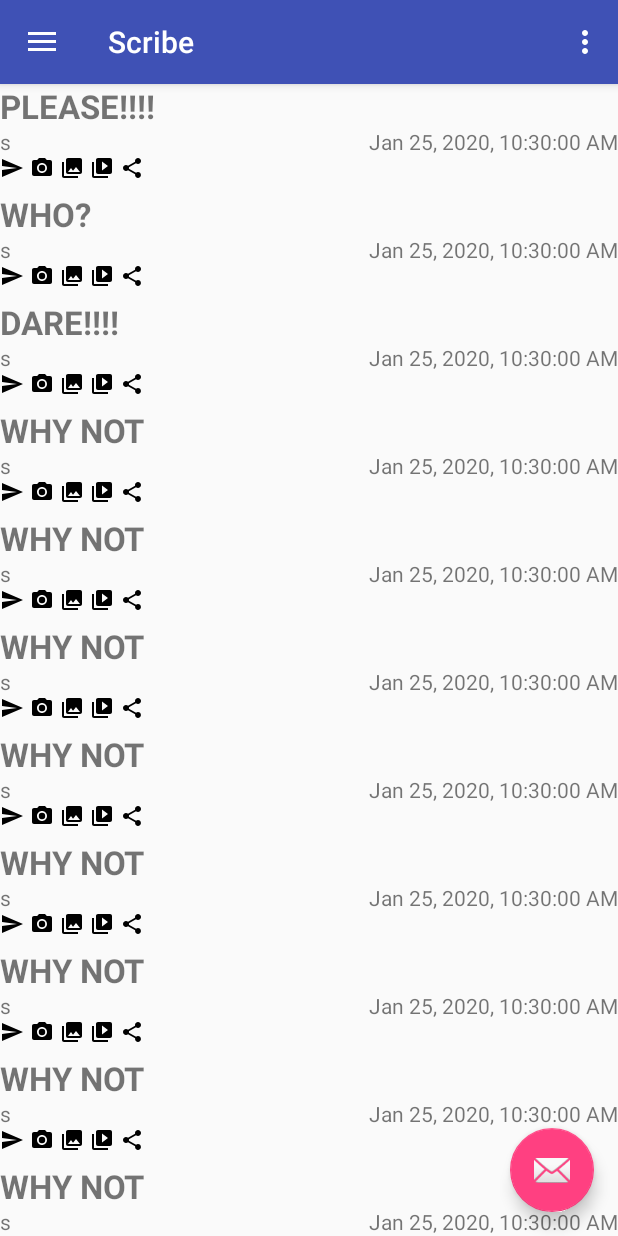
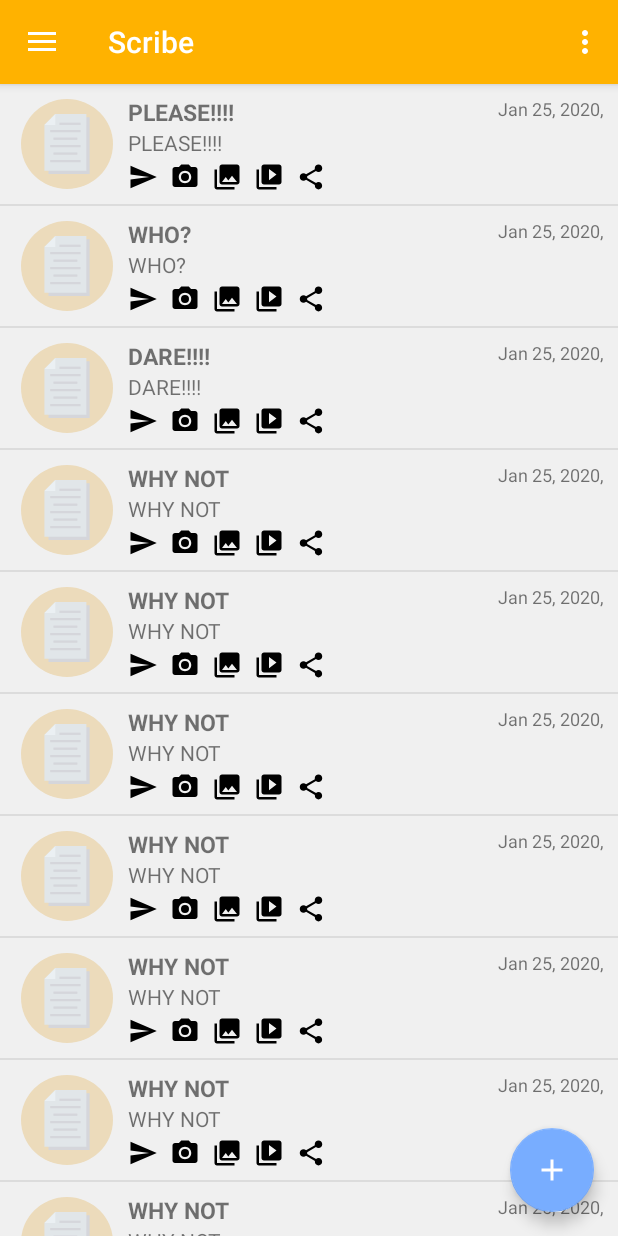
Before and after one commit to gkysrt/Scribe-Note-App, an Android app: the screen it shows after launch (MainActivity), on a phone screen of 412 x 824 dp. Run offline under Robolectric (Android 15) with nearby library versions, the phone set to English and light mode, and no system bars.

Commit message:
customized appearence of recyclerview items

```diff
--- a/app/src/main/AndroidManifest.xml
+++ b/app/src/main/AndroidManifest.xml
@@ -22,7 +22,7 @@
         <activity
             android:name=".activity.EditActivity"
             android:label="@string/title_activity_edit"
-            android:theme="@style/AppTheme.NoActionBar"></activity>
+            android:theme="@style/AppTheme.NoActionBar"/>
     </application>
 
 </manifest>
--- a/app/src/main/java/com/scribenoteapp/scribe/activity/MainActivity.java
+++ b/app/src/main/java/com/scribenoteapp/scribe/activity/MainActivity.java
@@ -3,6 +3,7 @@ package com.scribenoteapp.scribe.activity;
 import android.os.Bundle;
 import android.support.design.widget.FloatingActionButton;
 import android.support.design.widget.Snackbar;
+import android.support.v7.widget.DividerItemDecoration;
 import android.support.v7.widget.LinearLayoutManager;
 import android.support.v7.widget.RecyclerView;
 import android.util.Log;
@@ -56,6 +57,7 @@ public class MainActivity extends AppCompatActivity
 
         layoutManager = new LinearLayoutManager(this);
         recyclerView = findViewById(R.id.recycler_view);
+        recyclerView.addItemDecoration(new DividerItemDecoration(recyclerView.getContext(), DividerItemDecoration.VERTICAL));
         recyclerView.setLayoutManager(layoutManager);
         model = new NoteModel();
 
--- a/app/src/main/java/com/scribenoteapp/scribe/adapter/NoteAdapter.java
+++ b/app/src/main/java/com/scribenoteapp/scribe/adapter/NoteAdapter.java
@@ -1,12 +1,14 @@
 package com.scribenoteapp.scribe.adapter;
 
 import android.content.Context;
+import android.media.Image;
 import android.support.annotation.NonNull;
 import android.support.v7.widget.RecyclerView;
 import android.util.Log;
 import android.view.LayoutInflater;
 import android.view.View;
 import android.view.ViewGroup;
+import android.widget.ImageView;
 import android.widget.TextView;
 
 import com.scribenoteapp.scribe.R;
@@ -68,6 +70,7 @@ public class NoteAdapter extends RecyclerView.Adapter<NoteAdapter.NoteViewHolder
         private TextView noteTitle;
         private TextView noteBody;
         private TextView noteDate;
+        private ImageView noteIcon;
 
         public NoteViewHolder(View noteView)
         {
@@ -75,6 +78,7 @@ public class NoteAdapter extends RecyclerView.Adapter<NoteAdapter.NoteViewHolder
             this.noteTitle = noteView.findViewById(R.id.note_title_hint);
             this.noteBody = noteView.findViewById(R.id.note_body_hint);
             this.noteDate = noteView.findViewById(R.id.note_date);
+            this.noteIcon = noteView.findViewById(R.id.note_icon);
             noteView.setOnClickListener(this);
         }
 
@@ -84,8 +88,16 @@ public class NoteAdapter extends RecyclerView.Adapter<NoteAdapter.NoteViewHolder
             this.noteTitle.setText(note.getTitle());
             this.noteDate.setText(note.getCreationDate());
 
-            if (note instanceof NoteFolder) this.noteBody.setText(null);
-            else if (note instanceof Note) this.noteBody.setText("s");
+            if (note instanceof NoteFolder)
+            {
+                this.noteBody.setText(null);
+                this.noteIcon.setImageResource(R.drawable.ic_folder_icon);
+            }
+            else if (note instanceof Note)
+            {
+                this.noteBody.setText(index.data());
+                this.noteIcon.setImageResource(R.drawable.ic_note_icon);
+            }
         }
 
         @Override
--- a/app/src/main/java/com/scribenoteapp/scribe/framework/AbstractModel.java
+++ b/app/src/main/java/com/scribenoteapp/scribe/framework/AbstractModel.java
@@ -6,7 +6,7 @@ import com.scribenoteapp.scribe.framework.namespace.ItemDataModel;
 import com.scribenoteapp.scribe.framework.namespace.ItemFlag;
 
 /**
- * Created by ALLDe on 16/01/2020.
+ * Created by Gokay on 16/01/2020.
  */
 
 public abstract class AbstractModel {
@@ -21,7 +21,7 @@ public abstract class AbstractModel {
 
     public abstract Object data(ModelIndex index, int role);
 
-    public abstract Object data(ModelIndex index);
+    public abstract String data(ModelIndex index);
 
     public abstract int rowCount(ModelIndex parent);
 
--- a/app/src/main/java/com/scribenoteapp/scribe/framework/ModelIndex.java
+++ b/app/src/main/java/com/scribenoteapp/scribe/framework/ModelIndex.java
@@ -40,9 +40,9 @@ public class ModelIndex {
         return this.isValid() ? this.model().data(this, role) : null;
     }
 
-    public Object data()
+    public String data()
     {
-        return (this.isValid()) ? this.model().data(this, ItemDataModel.DISPLAY_ROLE) : null;
+        return this.isValid() ? this.model().data(this) : null;
     }
 
     public boolean isValid()
--- a/app/src/main/java/com/scribenoteapp/scribe/model/NoteModel.java
+++ b/app/src/main/java/com/scribenoteapp/scribe/model/NoteModel.java
@@ -79,7 +79,7 @@ public class NoteModel extends AbstractModel{
         BaseNote item = (BaseNote) index.internalPointer();
 
         if (role == ItemDataModel.DISPLAY_ROLE)
-            return item.filename();
+            return this.data(index);
 
         else if (role == ItemDataModel.USER_ROLE)
         {
@@ -90,9 +90,12 @@ public class NoteModel extends AbstractModel{
     }
 
     @Override
-    public Object data(ModelIndex index) {
+    public String data(ModelIndex index) {
         BaseNote item = (BaseNote) index.internalPointer();
-        return item.filename();
+        String body = item instanceof Note ? ((Note) item).getBody() : null;
+        String[] data = {item.filename(), body, item.getUpdateDate()};
+
+        return data[index.column()];
     }
 
     @Override
@@ -109,21 +112,23 @@ public class NoteModel extends AbstractModel{
 
     @Override
     public int columnCount(ModelIndex parent) {
-        return 0;
+        return 3;
     }
 
     @Override
     public int columnCount() {
-        return 0;
+        return 3;
     }
 
     @Override
     public ModelIndex parent(ModelIndex index) {
-        if (!index.isValid())
-            return new ModelIndex();
+//        if (!index.isValid())
+//            return new ModelIndex();
+//
+//        BaseNote note = (BaseNote) index.data(ItemDataModel.USER_ROLE);
+//        return createIndex(note.getParent().getPosition(), 0, note.getParent());
 
-        BaseNote note = (BaseNote) index.data(ItemDataModel.USER_ROLE);
-        return createIndex(note.getParent().getPosition(), 0, note.getParent());
+        return new ModelIndex();
     }
 
     public BaseNote getItem(ModelIndex index)
--- /dev/null
+++ b/app/src/main/res/drawable/circle_background.xml
@@ -0,0 +1,7 @@
+<?xml version="1.0" encoding="utf-8"?>
+<shape
+    xmlns:android="http://schemas.android.com/apk/res/android"
+    android:shape="oval">
+    <solid
+        android:color="@color/colorPrimaryLight"/>
+</shape>
--- /dev/null
+++ b/app/src/main/res/drawable/ic_add_black_24dp.xml
@@ -0,0 +1,9 @@
+<vector xmlns:android="http://schemas.android.com/apk/res/android"
+        android:width="24dp"
+        android:height="24dp"
+        android:viewportWidth="24.0"
+        android:viewportHeight="24.0">
+    <path
+        android:fillColor="#fff"
+        android:pathData="M19,13h-6v6h-2v-6H5v-2h6V5h2v6h6v2z"/>
+</vector>
--- /dev/null
+++ b/app/src/main/res/drawable/ic_folder_icon.xml
@@ -0,0 +1,6 @@
+<vector android:height="24dp" android:viewportHeight="468.293"
+    android:viewportWidth="468.293" android:width="24dp" xmlns:android="http://schemas.android.com/apk/res/android">
+    <path android:fillColor="#F6C358" android:pathData="M29.5,50.4h112c7.3,0 14.1,3.9 17.8,10.3l18.4,25.2c3.7,6.4 10.4,10.3 17.8,10.3h272.8v287.5c0,15.1 -12.2,27.3 -27.3,27.3H27.3C12.2,411 0,398.8 0,383.7V128.1c0,-21.1 3.3,-42.1 9.7,-62.3l0,0C12,56.8 20.2,50.4 29.5,50.4z"/>
+    <path android:fillColor="#EBF0F3" android:pathData="M42.6,91.5h360v152.1h-360z"/>
+    <path android:fillColor="#FCD462" android:pathData="M447.8,64.1H334.9c-8,0 -15.3,4.7 -18.6,12l-19.3,42.3c-3.3,7.3 -10.6,12 -18.6,12H0v260.2c0,15.1 12.2,27.3 27.3,27.3h413.6c15.1,0 27.3,-12.2 27.3,-27.3V84.6C468.3,73.3 459.1,64.1 447.8,64.1z"/>
+</vector>
--- /dev/null
+++ b/app/src/main/res/drawable/ic_note_icon.xml
@@ -0,0 +1,12 @@
+<vector android:height="24dp" android:viewportHeight="468.293"
+    android:viewportWidth="468.293" android:width="24dp" xmlns:android="http://schemas.android.com/apk/res/android">
+    <path android:fillColor="#D5D6DB" android:pathData="M88.7,165l1.4,303.3l320.4,0l0,-443.3l-201.2,0z"/>
+    <path android:fillColor="#E1E6E9" android:pathData="M142.9,0l-85.1,85.1l0,358.2l327.4,0l0,-443.3z"/>
+    <path android:fillColor="#EBF0F3" android:pathData="M142.9,85.1l0,-85.1l-85.1,85.1z"/>
+    <path android:fillColor="#D5D6DB" android:pathData="M102.9,125.4h237.3v17.9h-237.3z"/>
+    <path android:fillColor="#D5D6DB" android:pathData="M127.9,183.6h187.3v17.9h-187.3z"/>
+    <path android:fillColor="#D5D6DB" android:pathData="M175.1,67.2h165.1v17.9h-165.1z"/>
+    <path android:fillColor="#D5D6DB" android:pathData="M102.9,241.8h237.3v17.9h-237.3z"/>
+    <path android:fillColor="#D5D6DB" android:pathData="M127.9,300h187.3v17.9h-187.3z"/>
+    <path android:fillColor="#D5D6DB" android:pathData="M102.9,358.3h237.3v17.9h-237.3z"/>
+</vector>
--- a/app/src/main/res/layout/app_bar_main.xml
+++ b/app/src/main/res/layout/app_bar_main.xml
@@ -29,6 +29,6 @@
         android:layout_height="wrap_content"
         android:layout_gravity="bottom|end"
         android:layout_margin="@dimen/fab_margin"
-        app:srcCompat="@android:drawable/ic_dialog_email" />
+        app:srcCompat="@drawable/ic_add_black_24dp"/>
 
 </android.support.design.widget.CoordinatorLayout>
--- a/app/src/main/res/layout/note_item_layout.xml
+++ b/app/src/main/res/layout/note_item_layout.xml
@@ -1,75 +1,108 @@
 <?xml version="1.0" encoding="utf-8"?>
 <LinearLayout
-    xmlns:android="http://schemas.android.com/apk/res/android" android:layout_width="match_parent"
-    android:layout_height="64dp"
-    android:orientation="vertical"
+    xmlns:android="http://schemas.android.com/apk/res/android"
+    android:layout_width="match_parent"
+    android:layout_height="80dp"
+    android:orientation="horizontal"
     android:id="@+id/item_main_layout"
-    android:layout_rowSpan="6"
-    android:layout_marginBottom="8dp">
+    android:layout_columnSpan="20"
+    android:background="@color/itemColor"
+    android:paddingStart="4dp"
+    android:paddingEnd="4dp">
+
+    <ImageView
+        android:layout_width="match_parent"
+        android:layout_height="match_parent"
+        android:background="@drawable/circle_background"
+        android:layout_weight="16"
+        android:layout_margin="@dimen/rv_item_header_img_margin"
+        android:padding="@dimen/rv_item_header_img_padding"
+        android:src="@drawable/ic_folder_icon"
+        android:id="@+id/note_icon"/>
+
+    <RelativeLayout
+        android:layout_width="match_parent"
+        android:layout_height="match_parent"
+        android:id="@+id/inner_layout"
+        android:paddingTop="8dp"
+        android:paddingBottom="8dp"
+        android:layout_weight="4">
+
+        <LinearLayout
+            android:layout_width="match_parent"
+            android:layout_height="wrap_content"
+            android:orientation="horizontal"
+            android:id="@+id/title_layout"
+            android:layout_alignParentTop="true">
+
             <TextView
-        android:layout_width="match_parent"
-        android:layout_height="0dp"
+                android:layout_width="0dp"
+                android:layout_height="match_parent"
                 android:id="@+id/note_title_hint"
                 android:layout_weight="3"
                 android:text="@string/note_title_dummy"
-        android:textSize="22sp"
+                android:textSize="15sp"
                 android:textStyle="bold"
                 android:maxLines="1"
                 android:ellipsize="end"
                 />
 
-    <LinearLayout
-        android:layout_width="match_parent"
-        android:layout_height="0dp"
-        android:orientation="horizontal"
-        android:layout_weight="2"
-        >
+            <TextView
+                android:layout_width="0dp"
+                android:layout_height="match_parent"
+                android:id="@+id/note_date"
+                android:text="@string/note_date_dummy"
+                android:maxLines="1"
+                android:textSize="12sp"
+                android:textAlignment="center"
+                android:layout_weight="1"
+                />
+        </LinearLayout>
 
         <TextView
-            android:layout_width="wrap_content"
+            android:layout_width="match_parent"
             android:layout_height="match_parent"
+            android:layout_below="@+id/title_layout"
+            android:layout_above="@+id/footer_layout"
+            android:textSize="14sp"
             android:id="@+id/note_body_hint"
             android:text="@string/note_body_dummy"
             android:ellipsize="end"
-            android:maxLines="1" />
-        <TextView
-            android:layout_width="match_parent"
-            android:layout_height="match_parent"
-            android:id="@+id/note_date"
-            android:text="@string/note_date_dummy"
-            android:textAlignment="viewEnd"
-            />
-    </LinearLayout>
+            android:maxLines="2"/>
 
         <LinearLayout
             android:layout_width="match_parent"
             android:layout_height="wrap_content"
             android:orientation="horizontal"
-        android:id="@+id/footer_layout">
+            android:id="@+id/footer_layout"
+            android:layout_alignParentBottom="true">
+
             <ImageView
-            android:layout_width="16dp"
-            android:layout_height="16dp"
-            android:layout_marginRight="4dp"
+                android:layout_width="20dp"
+                android:layout_height="20dp"
+                android:layout_marginEnd="8dp"
                 android:src="@drawable/ic_menu_send"/>
             <ImageView
-            android:layout_width="16dp"
-            android:layout_height="16dp"
-            android:layout_marginRight="4dp"
+                android:layout_width="20dp"
+                android:layout_height="20dp"
+                android:layout_marginEnd="8dp"
                 android:src="@drawable/ic_menu_camera"/>
             <ImageView
-            android:layout_width="16dp"
-            android:layout_height="16dp"
-            android:layout_marginRight="4dp"
+                android:layout_width="20dp"
+                android:layout_height="20dp"
+                android:layout_marginEnd="8dp"
                 android:src="@drawable/ic_menu_gallery"/>
             <ImageView
-            android:layout_width="16dp"
-            android:layout_height="16dp"
-            android:layout_marginRight="4dp"
+                android:layout_width="20dp"
+                android:layout_height="20dp"
+                android:layout_marginEnd="8dp"
                 android:src="@drawable/ic_menu_slideshow"/>
             <ImageView
-            android:layout_width="16dp"
-            android:layout_height="16dp"
-            android:layout_marginRight="4dp"
+                android:layout_width="20dp"
+                android:layout_height="20dp"
+                android:layout_marginEnd="8dp"
                 android:src="@drawable/ic_menu_share"/>
+
         </LinearLayout>
+    </RelativeLayout>
 </LinearLayout>
--- a/app/src/main/res/values/colors.xml
+++ b/app/src/main/res/values/colors.xml
@@ -1,6 +1,8 @@
 <?xml version="1.0" encoding="utf-8"?>
 <resources>
-    <color name="colorPrimary">#3F51B5</color>
-    <color name="colorPrimaryDark">#303F9F</color>
-    <color name="colorAccent">#FF4081</color>
+    <color name="colorPrimary">#ffb200</color>
+    <color name="colorPrimaryDark">#e19600</color>
+    <color name="colorAccent">#78ADFF</color>
+    <color name="colorPrimaryLight">#ecdbbb</color>
+    <color name="itemColor">#f0f0f0</color>
 </resources>
--- a/app/src/main/res/values/dimens.xml
+++ b/app/src/main/res/values/dimens.xml
@@ -5,4 +5,6 @@
     <dimen name="nav_header_vertical_spacing">8dp</dimen>
     <dimen name="nav_header_height">176dp</dimen>
     <dimen name="fab_margin">16dp</dimen>
+    <dimen name="rv_item_header_img_margin">10dp</dimen>
+    <dimen name="rv_item_header_img_padding">10dp</dimen>
 </resources>
--- a/app/src/main/res/values/strings.xml
+++ b/app/src/main/res/values/strings.xml
@@ -5,6 +5,6 @@
     <string name="action_settings">Settings</string>
     <string name="title_activity_edit">EditActivity</string>
     <string name="note_title_dummy">Dummy note title Kill butterflies wednesday</string>
-    <string name="note_body_dummy">Dummy note body etc. so on. bla bla bla</string>
+    <string name="note_body_dummy">Dummy note body etc. so on. bla bla bla la la la trolololoo</string>
     <string name="note_date_dummy">26.09.2071</string>
 </resources>
```
Lines whose indentation alone changed are shown as unchanged.
